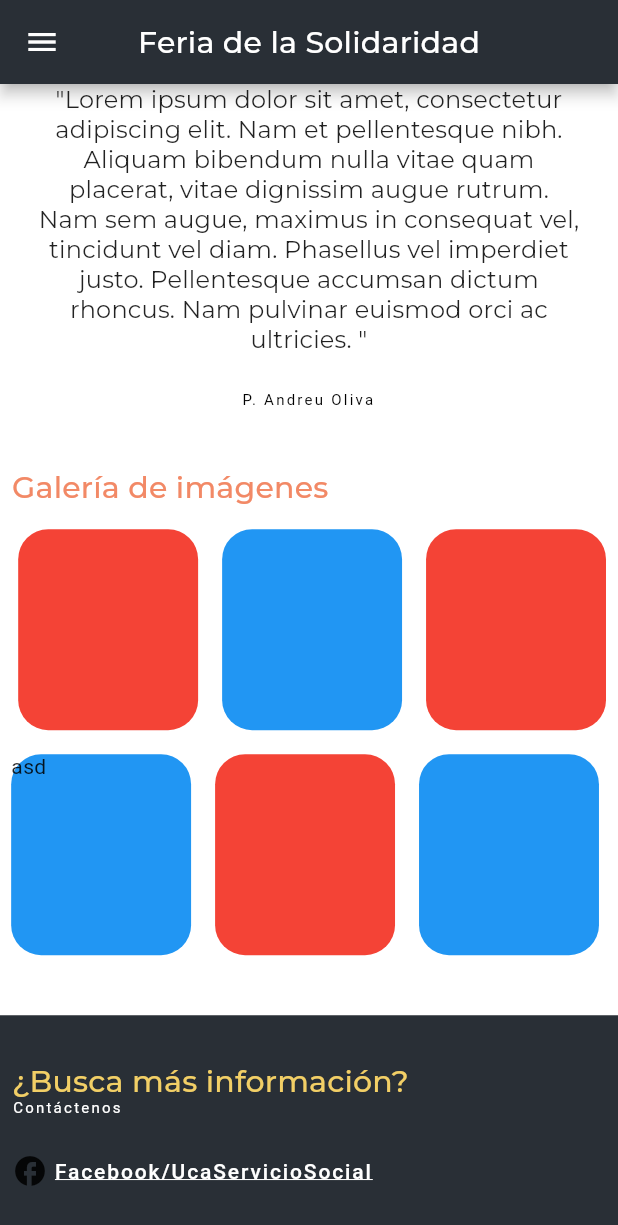
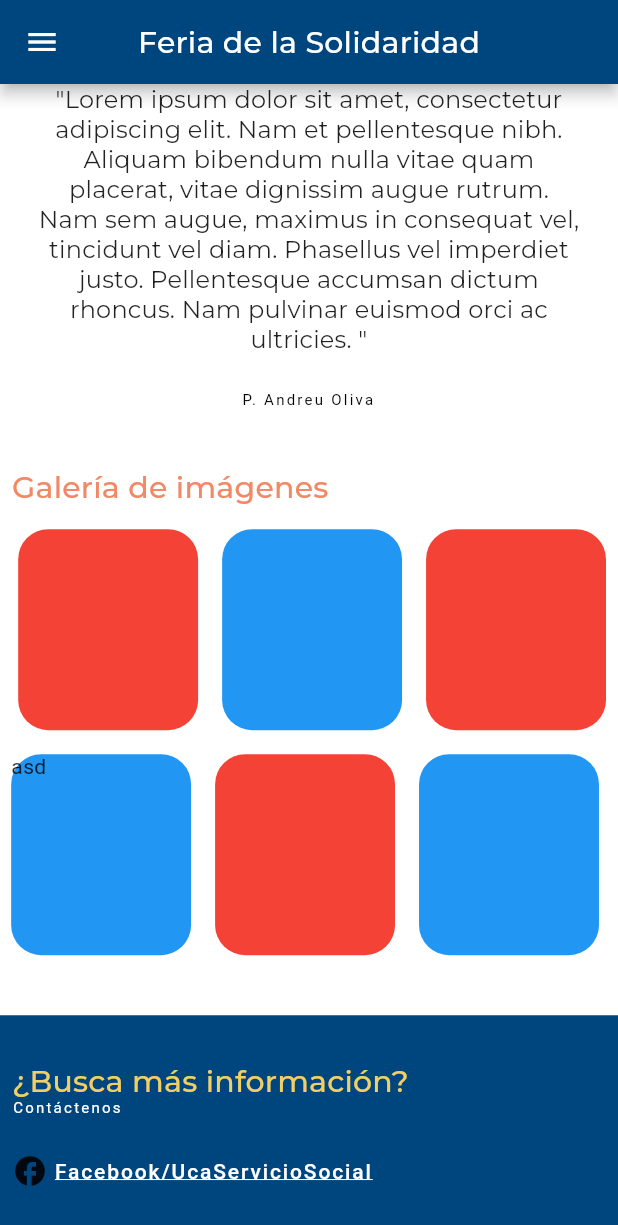
Before and after one commit to rgalea2809/feria_solidaridad_mobile, a Flutter app: the screen it shows after launch, scrolled down 919 dp, on a phone screen of 412 x 824 dp. Shown: the top 1225 px of the screen. Run offline on Flutter 3.47's test engine with Material 2 defaults, Android fonts, the phone set to English and light mode, and no system bars; our stand-ins replace google_fonts, youtube_player_flutter.

Commit message:
:bento: Updates theme colors

```diff
--- a/feria_solidaridad/lib/constants/theme_constants.dart
+++ b/feria_solidaridad/lib/constants/theme_constants.dart
@@ -30,6 +30,6 @@ TextTheme kAppTextTheme = TextTheme(
 );
 
 // Color constants
-const Color kPrimaryColor = Color(0xFF292F36);
+const Color kPrimaryColor = Color(0xFF00467E);
 const Color kSecondaryColor = Color(0xFFF2CF66);
 const Color kAccentColor = Color(0xFFF28966);
```
Also changed, not shown: feria_solidaridad/lib/modules/home/view/home.dart (+8 -2 lines).
